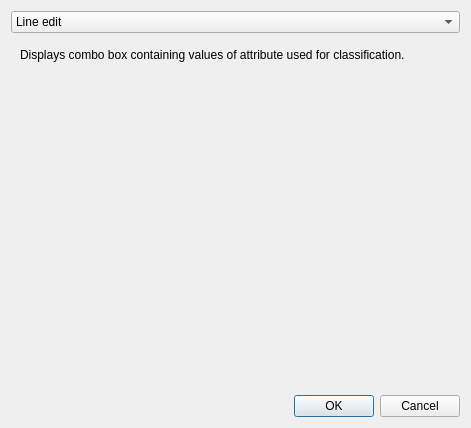
First picture: the form in src/ui/qgsattributetypeedit.ui, repository qgis/QGIS, before the edit.
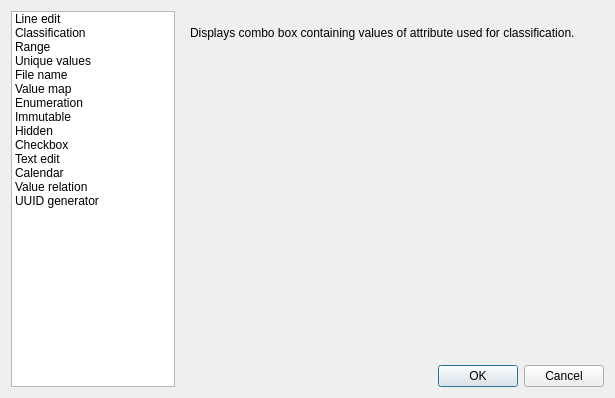
Second picture: the form after the edit.

Commit message: Switch to listbox for edit types. Fix #6495

Patch:
```diff
--- a/src/ui/qgsattributetypeedit.ui
+++ b/src/ui/qgsattributetypeedit.ui
@@ -6,89 +6,15 @@
    <rect>
     <x>0</x>
     <y>0</y>
-    <width>471</width>
-    <height>428</height>
+    <width>615</width>
+    <height>398</height>
    </rect>
   </property>
   <property name="windowTitle">
    <string>Attribute Edit Dialog</string>
   </property>
-  <layout class="QVBoxLayout" name="verticalLayout">
-   <item>
-    <widget class="QComboBox" name="selectionComboBox">
-     <item>
-      <property name="text">
-       <string>Line edit</string>
-      </property>
-     </item>
-     <item>
-      <property name="text">
-       <string>Classification</string>
-      </property>
-     </item>
-     <item>
-      <property name="text">
-       <string>Range</string>
-      </property>
-     </item>
-     <item>
-      <property name="text">
-       <string>Unique values</string>
-      </property>
-     </item>
-     <item>
-      <property name="text">
-       <string>File name</string>
-      </property>
-     </item>
-     <item>
-      <property name="text">
-       <string>Value map</string>
-      </property>
-     </item>
-     <item>
-      <property name="text">
-       <string>Enumeration</string>
-      </property>
-     </item>
-     <item>
-      <property name="text">
-       <string>Immutable</string>
-      </property>
-     </item>
-     <item>
-      <property name="text">
-       <string>Hidden</string>
-      </property>
-     </item>
-     <item>
-      <property name="text">
-       <string>Checkbox</string>
-      </property>
-     </item>
-     <item>
-      <property name="text">
-       <string>Text edit</string>
-      </property>
-     </item>
-     <item>
-      <property name="text">
-       <string>Calendar</string>
-      </property>
-     </item>
-     <item>
-      <property name="text">
-       <string>Value relation</string>
-      </property>
-     </item>
-     <item>
-      <property name="text">
-       <string>UUID generator</string>
-      </property>
-     </item>
-    </widget>
-   </item>
-   <item>
+  <layout class="QGridLayout" name="gridLayout_4">
+   <item row="1" column="1">
     <widget class="QStackedWidget" name="stackedWidget">
      <property name="sizePolicy">
       <sizepolicy hsizetype="Expanding" vsizetype="Expanding">
@@ -746,7 +672,7 @@
      </widget>
     </widget>
    </item>
-   <item>
+   <item row="2" column="1">
     <widget class="QDialogButtonBox" name="buttonBox">
      <property name="orientation">
       <enum>Qt::Horizontal</enum>
@@ -756,6 +682,80 @@
      </property>
     </widget>
    </item>
+   <item row="0" column="0" rowspan="3">
+    <widget class="QListWidget" name="selectionListWidget">
+     <item>
+      <property name="text">
+       <string>Line edit</string>
+      </property>
+     </item>
+     <item>
+      <property name="text">
+       <string>Classification</string>
+      </property>
+     </item>
+     <item>
+      <property name="text">
+       <string>Range</string>
+      </property>
+     </item>
+     <item>
+      <property name="text">
+       <string>Unique values</string>
+      </property>
+     </item>
+     <item>
+      <property name="text">
+       <string>File name</string>
+      </property>
+     </item>
+     <item>
+      <property name="text">
+       <string>Value map</string>
+      </property>
+     </item>
+     <item>
+      <property name="text">
+       <string>Enumeration</string>
+      </property>
+     </item>
+     <item>
+      <property name="text">
+       <string>Immutable</string>
+      </property>
+     </item>
+     <item>
+      <property name="text">
+       <string>Hidden</string>
+      </property>
+     </item>
+     <item>
+      <property name="text">
+       <string>Checkbox</string>
+      </property>
+     </item>
+     <item>
+      <property name="text">
+       <string>Text edit</string>
+      </property>
+     </item>
+     <item>
+      <property name="text">
+       <string>Calendar</string>
+      </property>
+     </item>
+     <item>
+      <property name="text">
+       <string>Value relation</string>
+      </property>
+     </item>
+     <item>
+      <property name="text">
+       <string>UUID generator</string>
+      </property>
+     </item>
+    </widget>
+   </item>
   </layout>
  </widget>
  <resources/>
```
Left out of the diff: 8 changed lines with no effect on the pictures. The commit also changes 1 other file.
